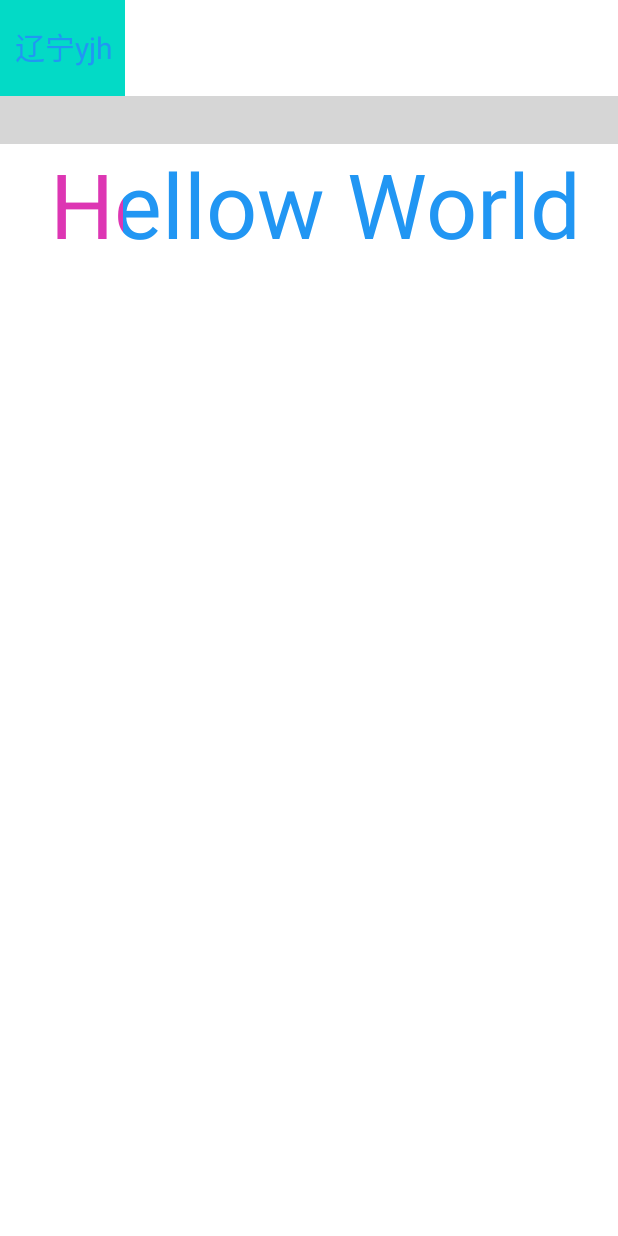
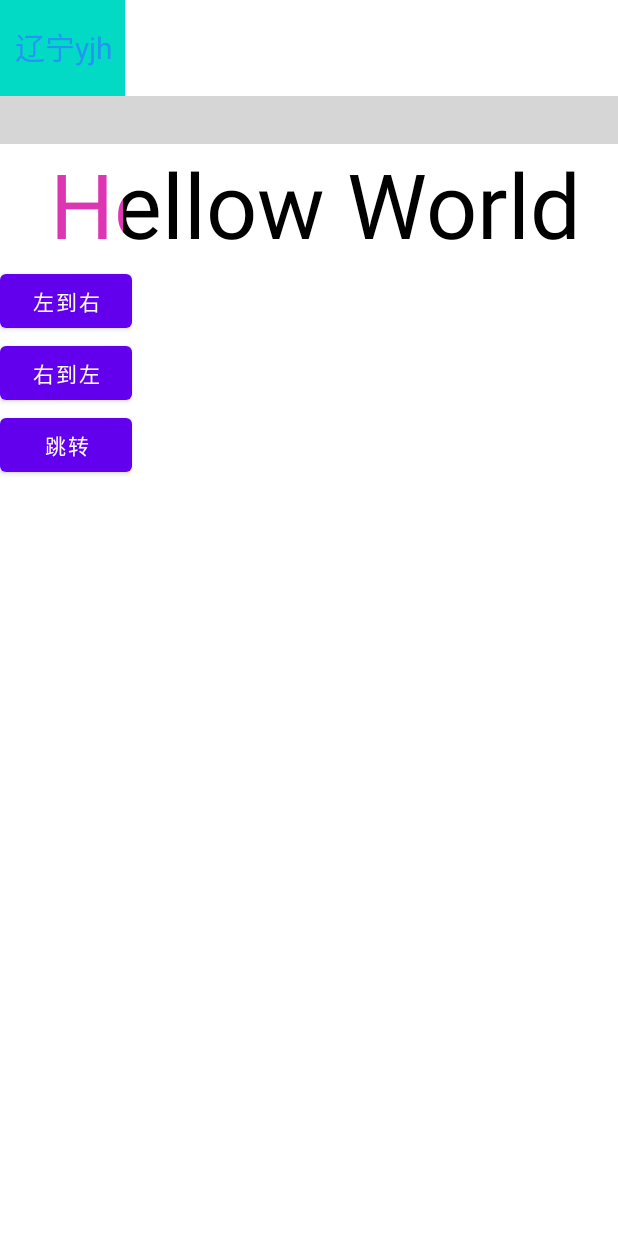
Before and after one commit to yangjinghua01/AndroidDiyView, an Android app: the layout activity_main.xml on its own in the app's theme, with its tools: preview values and no code run, on a phone screen of 412 x 824 dp. Run offline under Robolectric (Android 15) with nearby library versions, the phone set to English and light mode, and no system bars; plain views replace QQStepView; grey boxes are pictures that could not be loaded.

Commit message:
2022年9月4日 13:11:40 实现类似tablayout和viewpager的联动。使用可变色的text。根据偏移量设置变色。

```diff
--- a/app/src/main/AndroidManifest.xml
+++ b/app/src/main/AndroidManifest.xml
@@ -9,6 +9,7 @@
         android:roundIcon="@mipmap/ic_launcher_round"
         android:supportsRtl="true"
         android:theme="@style/Theme.MyApplication">
+        <activity android:name=".ViewPageActivity"></activity>
         <activity android:name=".MainActivity">
             <intent-filter>
                 <action android:name="android.intent.action.MAIN" />
--- a/app/src/main/java/com/rgsc/myapplication/ColorTrackTextView.java
+++ b/app/src/main/java/com/rgsc/myapplication/ColorTrackTextView.java
@@ -18,6 +18,13 @@ public class ColorTrackTextView extends androidx.appcompat.widget.AppCompatTextV
     private Paint mChangePaint;
     //    3.实现一个文字两种颜色 - 当前的进度
     private float mCurrentProgree = 0.2f;
+    //    朝向
+    private Direction mdirection = Direction.LEFT_TO_RIGHT;
+    private int originColor, changeColor;
+
+    public enum Direction {
+        LEFT_TO_RIGHT, RIGHT_TO_LEFT
+    }
 
     public ColorTrackTextView(Context context) {
         this(context, null);
@@ -31,8 +38,8 @@ public class ColorTrackTextView extends androidx.appcompat.widget.AppCompatTextV
     public ColorTrackTextView(Context context, @Nullable AttributeSet attrs, int defStyleAttr) {
         super(context, attrs, defStyleAttr);
         TypedArray typedArray = context.obtainStyledAttributes(attrs, R.styleable.ColorTrackTextView);
-        int originColor = typedArray.getColor(R.styleable.ColorTrackTextView_originColor, getTextColors().getDefaultColor());
-        int changeColor = typedArray.getColor(R.styleable.ColorTrackTextView_changeColor, getTextColors().getDefaultColor());
+        originColor = typedArray.getColor(R.styleable.ColorTrackTextView_originColor, getTextColors().getDefaultColor());
+        changeColor = typedArray.getColor(R.styleable.ColorTrackTextView_changeColor, getTextColors().getDefaultColor());
         mOriginPaint = getpaintColor(originColor);
         mChangePaint = getpaintColor(changeColor);
         typedArray.recycle();
@@ -66,9 +73,14 @@ public class ColorTrackTextView extends androidx.appcompat.widget.AppCompatTextV
 //        canvas.clipRect()   clipRec表示裁剪区域
 //        根据进度吧中间值算出来
         int middle = (int) (mCurrentProgree * getWidth());
-        drawText(canvas, mOriginPaint, 0, middle);
+        if (mdirection == Direction.LEFT_TO_RIGHT) {
+            drawText(canvas, mChangePaint, 0, middle);
 //绘制变色的
-        drawText(canvas, mChangePaint, middle, getWidth());
+            drawText(canvas, mOriginPaint, middle, getWidth());
+        } else {
+            drawText(canvas, mChangePaint, getWidth() - middle, getWidth());
+            drawText(canvas, mOriginPaint, 0, getWidth() - middle);
+        }
     }
 
     private void drawText(Canvas canvas, Paint paint, int start, int end) {
@@ -89,4 +101,29 @@ public class ColorTrackTextView extends androidx.appcompat.widget.AppCompatTextV
         canvas.drawText(text, x, baseline, paint);//这么画还是只有一种颜色
         canvas.restore(); // 释放画布
     }
+
+    public void setMdirection(Direction mdirection) {
+        this.mdirection = mdirection;
+    }
+
+    public void setmOriginPaint(Paint mOriginPaint) {
+        this.mOriginPaint = mOriginPaint;
+    }
+
+    public void setmChangePaint(Paint mChangePaint) {
+        this.mChangePaint = mChangePaint;
+    }
+
+    public void setmCurrentProgree(float mCurrentProgree) {
+        this.mCurrentProgree = mCurrentProgree;
+        invalidate();
+    }
+
+    public void setOriginColor(int originColor) {
+        this.originColor = originColor;
+    }
+
+    public void setChangeColor(int changeColor) {
+        this.mChangePaint.setColor(changeColor);
+    }
 }
--- a/app/src/main/res/layout/activity_main.xml
+++ b/app/src/main/res/layout/activity_main.xml
@@ -28,10 +28,26 @@
         app:stepTextSize="60sp" />
 
     <com.rgsc.myapplication.ColorTrackTextView
+        android:id="@+id/color_text_trantion"
         android:text="Hellow World"
         android:layout_width="match_parent"
-        app:changeColor="@color/blue"
+        app:changeColor="@color/pink"
         android:textSize="60sp"
-        app:originColor="@color/pink"
+        app:originColor="@color/black"
         android:layout_height="wrap_content" />
+    <Button
+        android:text="左到右"
+        android:onClick="LefttoRight"
+        android:layout_width="wrap_content"
+        android:layout_height="wrap_content"/>
+    <Button
+        android:text="右到左"
+        android:onClick="RighttoLeft"
+        android:layout_width="wrap_content"
+        android:layout_height="wrap_content"/>
+    <Button
+        android:id="@+id/jump"
+        android:text="跳转"
+        android:layout_width="wrap_content"
+        android:layout_height="wrap_content"/>
 </LinearLayout>
```
Also changed, not shown: app/src/main/java/com/rgsc/myapplication/ItemFragment.java (added, +31 -0 lines), app/src/main/java/com/rgsc/myapplication/MainActivity.java (+49 -1 lines), app/src/main/java/com/rgsc/myapplication/ViewPageActivity.java (added, +104 -0 lines), app/src/main/res/layout/activity_view_page.xml (added, +23 -0 lines), app/src/main/res/layout/fragment_item.xml (added, +13 -0 lines).
